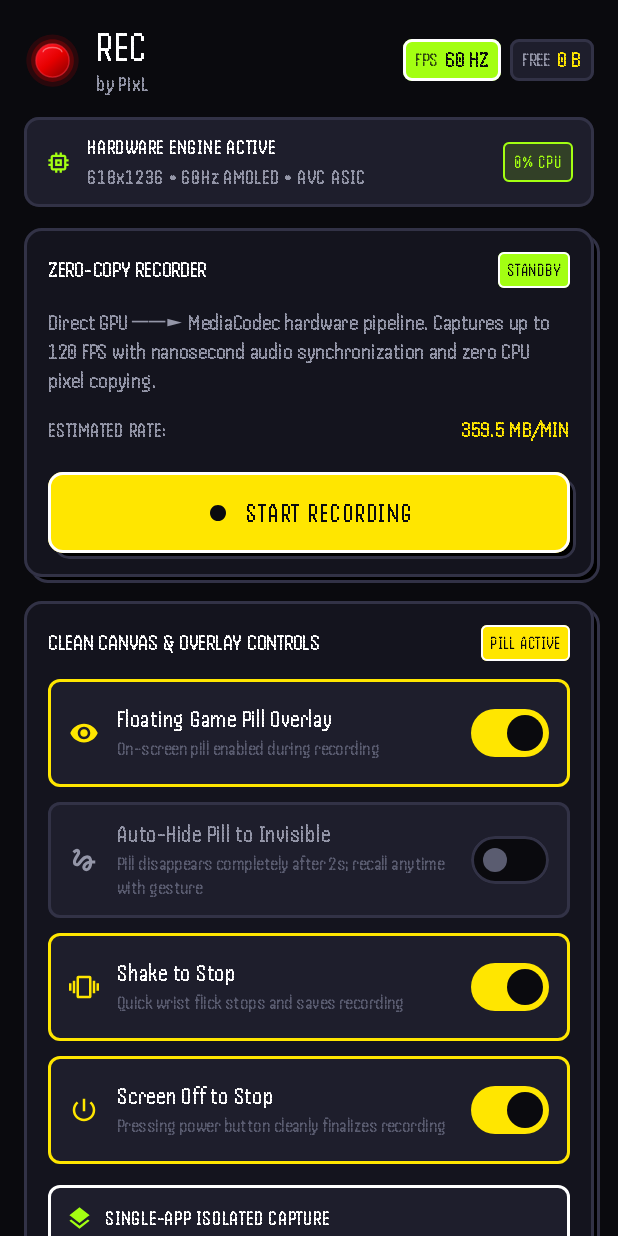
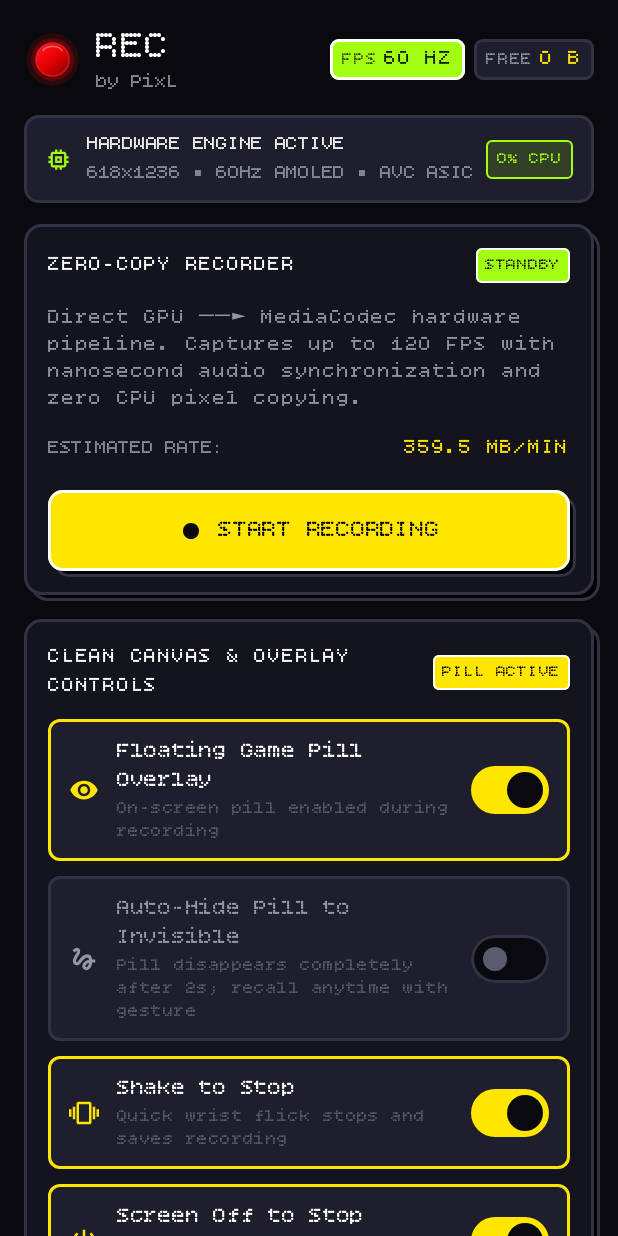
Before and after one commit to pixlofficial/rec, an Android app built with Jetpack Compose: the screen it shows after launch (MainActivity), on a phone screen of 412 x 824 dp. Run offline under Robolectric (Android 15) with nearby library versions, the light colour scheme and no system bars.

Commit message:
feat(typography): apply Bitcount Single dot-matrix font across the entire app

```diff
--- a/app/src/main/java/dev/pixl/recorder/ui/components/BrutalistButton.kt
+++ b/app/src/main/java/dev/pixl/recorder/ui/components/BrutalistButton.kt
@@ -131,10 +131,10 @@ fun BrutalistButton(
                 Text(
                     text = text.uppercase(),
                     color = resolvedContent,
-                    fontSize = 18.sp,
-                    fontFamily = dev.pixl.recorder.ui.theme.Handjet,
+                    fontSize = 16.sp,
+                    fontFamily = dev.pixl.recorder.ui.theme.BitcountSingle,
                     fontWeight = FontWeight.Bold,
-                    letterSpacing = 1.sp
+                    letterSpacing = 0.5.sp
                 )
             }
         }
--- a/app/src/main/java/dev/pixl/recorder/ui/components/BrutalistCard.kt
+++ b/app/src/main/java/dev/pixl/recorder/ui/components/BrutalistCard.kt
@@ -75,8 +75,8 @@ fun BrutalistCard(
                         Text(
                             text = title.uppercase(),
                             color = TextPrimary,
-                            fontSize = 15.sp,
-                            fontFamily = dev.pixl.recorder.ui.theme.Handjet,
+                            fontSize = 14.sp,
+                            fontFamily = dev.pixl.recorder.ui.theme.BitcountSingle,
                             fontWeight = FontWeight.Bold,
                             letterSpacing = 0.5.sp,
                             modifier = Modifier.weight(1f, fill = false)
@@ -93,8 +93,8 @@ fun BrutalistCard(
                             Text(
                                 text = titleTag.uppercase(),
                                 color = tagTextColor,
-                                fontSize = 12.sp,
-                                fontFamily = dev.pixl.recorder.ui.theme.Handjet,
+                                fontSize = 11.sp,
+                                fontFamily = dev.pixl.recorder.ui.theme.BitcountSingle,
                                 fontWeight = FontWeight.Bold,
                                 letterSpacing = 0.5.sp,
                                 maxLines = 1
--- a/app/src/main/java/dev/pixl/recorder/ui/components/SteppedVuMeter.kt
+++ b/app/src/main/java/dev/pixl/recorder/ui/components/SteppedVuMeter.kt
@@ -61,16 +61,16 @@ fun SteppedVuMeter(
             Text(
                 text = label.uppercase(),
                 color = TextSecondary,
-                fontSize = 13.sp,
-                fontFamily = dev.pixl.recorder.ui.theme.Handjet,
+                fontSize = 12.sp,
+                fontFamily = dev.pixl.recorder.ui.theme.BitcountSingle,
                 fontWeight = FontWeight.SemiBold,
                 letterSpacing = 0.5.sp
             )
             Text(
                 text = if (dbLevel <= -59f) "SILENT" else String.format(Locale.US, "%.1f dB", dbLevel),
                 color = if (dbLevel > -3f) HyperCrimson else if (dbLevel > -12f) CyberYellow else ToxicLime,
-                fontSize = 14.sp,
-                fontFamily = dev.pixl.recorder.ui.theme.Handjet,
+                fontSize = 13.sp,
+                fontFamily = dev.pixl.recorder.ui.theme.BitcountSingle,
                 fontWeight = FontWeight.Bold
             )
         }
--- a/app/src/main/java/dev/pixl/recorder/ui/components/TelemetryBadge.kt
+++ b/app/src/main/java/dev/pixl/recorder/ui/components/TelemetryBadge.kt
@@ -16,9 +16,9 @@ import androidx.compose.ui.graphics.Color
 import androidx.compose.ui.text.font.FontWeight
 import androidx.compose.ui.unit.dp
 import androidx.compose.ui.unit.sp
+import dev.pixl.recorder.ui.theme.BitcountSingle
 import dev.pixl.recorder.ui.theme.BorderHighlight
 import dev.pixl.recorder.ui.theme.BorderStark
-import dev.pixl.recorder.ui.theme.Handjet
 import dev.pixl.recorder.ui.theme.SurfaceElevated
 import dev.pixl.recorder.ui.theme.TextInverse
 import dev.pixl.recorder.ui.theme.ToxicLime
@@ -43,8 +43,8 @@ fun TelemetryBadge(
             Text(
                 text = label.uppercase(),
                 color = if (isHighlighted) TextInverse.copy(alpha = 0.75f) else dev.pixl.recorder.ui.theme.TextSecondary,
-                fontSize = 13.sp,
-                fontFamily = Handjet,
+                fontSize = 12.sp,
+                fontFamily = BitcountSingle,
                 fontWeight = FontWeight.SemiBold,
                 letterSpacing = 0.5.sp,
                 maxLines = 1
@@ -53,8 +53,8 @@ fun TelemetryBadge(
             Text(
                 text = value.uppercase(),
                 color = if (isHighlighted) TextInverse else accentColor,
-                fontSize = 15.sp,
-                fontFamily = Handjet,
+                fontSize = 14.sp,
+                fontFamily = BitcountSingle,
                 fontWeight = FontWeight.Bold,
                 letterSpacing = 0.5.sp,
                 maxLines = 1
--- a/app/src/main/java/dev/pixl/recorder/ui/dashboard/DashboardScreen.kt
+++ b/app/src/main/java/dev/pixl/recorder/ui/dashboard/DashboardScreen.kt
@@ -71,13 +71,12 @@ import dev.pixl.recorder.ui.components.BrutalistButtonVariant
 import dev.pixl.recorder.ui.components.BrutalistCard
 import dev.pixl.recorder.ui.components.SteppedVuMeter
 import dev.pixl.recorder.ui.components.TelemetryBadge
+import dev.pixl.recorder.ui.theme.BitcountSingle
 import dev.pixl.recorder.ui.theme.BorderHighlight
 import dev.pixl.recorder.ui.theme.BorderStark
 import dev.pixl.recorder.ui.theme.CyberYellow
-import dev.pixl.recorder.ui.theme.Handjet
 import dev.pixl.recorder.ui.theme.HyperCrimson
 import dev.pixl.recorder.ui.theme.HyperCyan
-import dev.pixl.recorder.ui.theme.LexendTera
 import dev.pixl.recorder.ui.theme.ObsidianCanvas
 import dev.pixl.recorder.ui.theme.SurfaceElevated
 import dev.pixl.recorder.ui.theme.TextInverse
@@ -186,18 +185,18 @@ private fun HeaderBar(uiState: DashboardUiState) {
                 Text(
                     text = "REC",
                     color = Color.White,
-                    fontSize = 28.sp,
-                    lineHeight = 28.sp,
-                    fontFamily = Handjet,
+                    fontSize = 26.sp,
+                    lineHeight = 26.sp,
+                    fontFamily = BitcountSingle,
                     fontWeight = FontWeight.Bold,
                     letterSpacing = 1.sp
                 )
                 Text(
                     text = "by PixL",
                     color = TextSecondary,
-                    fontSize = 14.sp,
-                    lineHeight = 16.sp,
-                    fontFamily = Handjet,
+                    fontSize = 13.sp,
+                    lineHeight = 15.sp,
+                    fontFamily = BitcountSingle,
                     fontWeight = FontWeight.Medium,
                     letterSpacing = 0.5.sp
                 )
@@ -249,16 +248,16 @@ private fun HardwareSpecsCard(uiState: DashboardUiState) {
                     Text(
                         text = "HARDWARE ENGINE ACTIVE",
                         color = TextPrimary,
-                        fontSize = 14.sp,
-                        fontFamily = Handjet,
+                        fontSize = 13.sp,
+                        fontFamily = BitcountSingle,
                         fontWeight = FontWeight.Bold
                     )
                     Text(
                         text = "${width}x${height} • ${refreshRate}Hz AMOLED • ${if (hevcHw) "HEVC ASIC" else "AVC ASIC"}",
                         color = TextSecondary,
-                        fontSize = 14.sp,
-                        fontFamily = Handjet,
-                        fontWeight = FontWeight.Medium
+                        fontSize = 13.sp,
+                        fontFamily = BitcountSingle,
+                        fontWeight = FontWeight.Normal
                     )
                 }
             }
@@ -272,8 +271,8 @@ private fun HardwareSpecsCard(uiState: DashboardUiState) {
                 Text(
                     text = "0% CPU",
                     color = ToxicLime,
-                    fontSize = 12.sp,
-                    fontFamily = Handjet,
+                    fontSize = 11.sp,
+                    fontFamily = BitcountSingle,
                     fontWeight = FontWeight.Bold
                 )
             }
@@ -332,8 +331,8 @@ private fun HeroRecordingCard(
                     Spacer(modifier = Modifier.width(12.dp))
                     Text(
                         text = StorageCalculator.formatDuration(durationMs),
-                        fontSize = 46.sp,
-                        fontFamily = Handjet,
+                        fontSize = 42.sp,
+                        fontFamily = BitcountSingle,
                         fontWeight = FontWeight.Bold,
                         color = TextPrimary,
                         letterSpacing = 1.sp
@@ -422,8 +421,8 @@ private fun HeroRecordingCard(
                 Text(
                     text = "Allocating zero-copy GraphicBuffer surface & MediaCodec...",
                     color = TextSecondary,
-                    fontFamily = Handjet,
-                    fontSize = 15.sp
+                    fontFamily = BitcountSingle,
+                    fontSize = 14.sp
                 )
             }
         }
@@ -437,16 +436,16 @@ private fun HeroRecordingCard(
                 Text(
                     text = "MP4 committed directly to Movies/PixL-REC:",
                     color = TextSecondary,
-                    fontSize = 14.sp,
-                    fontFamily = Handjet
+                    fontSize = 13.sp,
+                    fontFamily = BitcountSingle
                 )
                 Spacer(modifier = Modifier.height(6.dp))
                 Text(
                     text = "${recorderState.formattedSize} • ${StorageCalculator.formatDuration(recorderState.durationMs)}",
                     color = ToxicLime,
-                    fontFamily = Handjet,
+                    fontFamily = BitcountSingle,
                     fontWeight = FontWeight.Bold,
-                    fontSize = 20.sp
+                    fontSize = 18.sp
                 )
                 Spacer(modifier = Modifier.height(16.dp))
                 BrutalistButton(
@@ -475,9 +474,9 @@ private fun HeroRecordingCard(
                 Text(
                     text = "Direct GPU ──► MediaCodec hardware pipeline. Captures up to 120 FPS with nanosecond audio synchronization and zero CPU pixel copying.",
                     color = TextSecondary,
-                    fontFamily = Handjet,
-                    fontSize = 15.sp,
-                    lineHeight = 19.sp
+                    fontFamily = BitcountSingle,
+                    fontSize = 14.sp,
+                    lineHeight = 18.sp
                 )
 
                 Spacer(modifier = Modifier.height(14.dp))
@@ -491,15 +490,15 @@ private fun HeroRecordingCard(
                     Text(
                         text = "ESTIMATED RATE:",
                         color = TextSecondary,
-                        fontSize = 14.sp,
-                        fontFamily = Handjet,
+                        fontSize = 13.sp,
+                        fontFamily = BitcountSingle,
                         fontWeight = FontWeight.Bold
                     )
                     Text(
                         text = String.format(Locale.US, "%.1f MB/MIN", uiState.config.estimatedMbPerMinute),
                         color = CyberYellow,
-                        fontSize = 15.sp,
-                        fontFamily = Handjet,
+                        fontSize = 14.sp,
+                        fontFamily = BitcountSingle,
                         fontWeight = FontWeight.Bold
                     )
                 }
@@ -574,8 +573,8 @@ private fun OverlayAndCleanCanvasSection(
                     Text(
                         text = "RECALL GESTURE",
                         color = TextSecondary,
-                        fontSize = 13.sp,
-                        fontFamily = Handjet,
+                        fontSize = 12.sp,
+                        fontFamily = BitcountSingle,
                         fontWeight = FontWeight.Bold,
                         letterSpacing = 0.5.sp
                     )
@@ -653,8 +652,8 @@ private fun OverlayAndCleanCanvasSection(
                         Text(
                             text = "SINGLE-APP ISOLATED CAPTURE",
                             color = if (isAndroid14Plus) TextPrimary else TextMuted,
-                            fontSize = 14.sp,
-                            fontFamily = Handjet,
+                            fontSize = 13.sp,
+                            fontFamily = BitcountSingle,
                             fontWeight = FontWeight.Bold
                         )
                     }
@@ -670,8 +669,8 @@ private fun OverlayAndCleanCanvasSection(
                             Text(
                                 text = "REQUIRES ANDROID 14+",
                                 color = TextMuted,
-                                fontSize = 11.sp,
-                                fontFamily = Handjet,
+                                fontSize = 10.sp,
+                                fontFamily = BitcountSingle,
                                 fontWeight = FontWeight.Bold,
                                 maxLines = 1
                             )
@@ -686,9 +685,9 @@ private fun OverlayAndCleanCanvasSection(
                     else
                         "Android 14 (API 34+) feature that isolates target game window from overlays. On your Android 11 device, use Clean Canvas mode or Invisible Pill.",
                     color = if (isAndroid14Plus) TextSecondary else TextMuted,
-                    fontSize = 14.sp,
-                    fontFamily = Handjet,
-                    lineHeight = 17.sp
+                    fontSize = 13.sp,
+                    fontFamily = BitcountSingle,
+                    lineHeight = 16.sp
                 )
 
                 if (isAndroid14Plus) {
@@ -744,8 +743,8 @@ private fun SwitchRow(
                 Text(
                     text = title,
                     color = if (checked) TextPrimary else TextSecondary,
-                    fontSize = 16.sp,
-                    fontFamily = Handjet,
+                    fontSize = 15.sp,
+                    fontFamily = BitcountSingle,
                     fontWeight = FontWeight.Bold,
                     letterSpacing = 0.5.sp
                 )
@@ -753,10 +752,10 @@ private fun SwitchRow(
                 Text(
                     text = subtitle,
                     color = TextMuted,
-                    fontSize = 13.sp,
-                    fontFamily = Handjet,
+                    fontSize = 12.sp,
+                    fontFamily = BitcountSingle,
                     fontWeight = FontWeight.Normal,
-                    lineHeight = 16.sp,
+                    lineHeight = 15.sp,
                     letterSpacing = 0.3.sp
                 )
             }
@@ -900,8 +899,8 @@ private fun SelectableTag(
         Text(
             text = text.uppercase(),
             color = textColor,
-            fontSize = 14.sp,
-            fontFamily = Handjet,
+            fontSize = 13.sp,
+            fontFamily = BitcountSingle,
             fontWeight = FontWeight.Bold,
             letterSpacing = 0.5.sp
         )
@@ -931,8 +930,8 @@ private fun SelectableRow(
         Text(
             text = text,
             color = if (isSelected) TextPrimary else TextSecondary,
-            fontSize = 15.sp,
-            fontFamily = Handjet,
+            fontSize = 14.sp,
+            fontFamily = BitcountSingle,
             fontWeight = if (isSelected) FontWeight.Bold else FontWeight.Medium,
             letterSpacing = 0.5.sp
         )
--- a/app/src/main/java/dev/pixl/recorder/ui/overlay/FloatingPillView.kt
+++ b/app/src/main/java/dev/pixl/recorder/ui/overlay/FloatingPillView.kt
@@ -287,8 +287,8 @@ fun FloatingPillView(
                             Text(
                                 text = if (isPaused) "PAUSED" else "REC",
                                 color = accentColor,
-                                fontSize = 12.sp,
-                                fontFamily = dev.pixl.recorder.ui.theme.Handjet,
+                                fontSize = 11.sp,
+                                fontFamily = dev.pixl.recorder.ui.theme.BitcountSingle,
                                 fontWeight = FontWeight.Bold,
                                 letterSpacing = 0.5.sp
                             )
@@ -299,10 +299,10 @@ fun FloatingPillView(
                     Text(
                         text = StorageCalculator.formatDuration(currentDuration),
                         color = TextPrimary,
-                        fontSize = 18.sp,
-                        fontFamily = dev.pixl.recorder.ui.theme.Handjet,
+                        fontSize = 16.sp,
+                        fontFamily = dev.pixl.recorder.ui.theme.BitcountSingle,
                         fontWeight = FontWeight.Bold,
-                        letterSpacing = 1.sp
+                        letterSpacing = 0.5.sp
                     )
 
                     // 1. Pause / Resume Button
--- a/app/src/main/java/dev/pixl/recorder/ui/theme/Type.kt
+++ b/app/src/main/java/dev/pixl/recorder/ui/theme/Type.kt
@@ -8,7 +8,23 @@ import androidx.compose.ui.text.font.FontWeight
 import androidx.compose.ui.unit.sp
 import dev.pixl.recorder.R
 
-// Pure Cyberpunk Handjet Dot-Matrix Typography System
+// Bitcount Single Dot-Matrix Typography System
+val BitcountSingle = FontFamily(
+    Font(R.font.bitcount_single, FontWeight.Normal),
+    Font(R.font.bitcount_single, FontWeight.Medium),
+    Font(R.font.bitcount_single, FontWeight.SemiBold),
+    Font(R.font.bitcount_single, FontWeight.Bold),
+    Font(R.font.bitcount_single, FontWeight.Black)
+)
+
+val BitcountPropSingle = FontFamily(
+    Font(R.font.bitcount_prop_single, FontWeight.Normal),
+    Font(R.font.bitcount_prop_single, FontWeight.Medium),
+    Font(R.font.bitcount_prop_single, FontWeight.SemiBold),
+    Font(R.font.bitcount_prop_single, FontWeight.Bold),
+    Font(R.font.bitcount_prop_single, FontWeight.Black)
+)
+
 val Handjet = FontFamily(
     Font(R.font.handjet, FontWeight.Normal),
     Font(R.font.handjet, FontWeight.Medium),
@@ -27,90 +43,90 @@ val LexendTera = FontFamily(
 
 val BrutalistTypography = Typography(
     displayLarge = TextStyle(
-        fontFamily = Handjet,
+        fontFamily = BitcountSingle,
         fontWeight = FontWeight.Bold,
-        fontSize = 46.sp,
-        lineHeight = 48.sp,
+        fontSize = 44.sp,
+        lineHeight = 46.sp,
         letterSpacing = 1.sp,
         color = TextPrimary
     ),
     displayMedium = TextStyle(
-        fontFamily = Handjet,
+        fontFamily = BitcountSingle,
         fontWeight = FontWeight.Bold,
-        fontSize = 32.sp,
-        lineHeight = 36.sp,
+        fontSize = 30.sp,
+        lineHeight = 34.sp,
         letterSpacing = 0.5.sp,
         color = TextPrimary
     ),
     headlineLarge = TextStyle(
-        fontFamily = Handjet,
+        fontFamily = BitcountSingle,
         fontWeight = FontWeight.Bold,
-        fontSize = 24.sp,
-        lineHeight = 28.sp,
+        fontSize = 22.sp,
+        lineHeight = 26.sp,
         letterSpacing = 0.5.sp,
         color = TextPrimary
     ),
     headlineMedium = TextStyle(
-        fontFamily = Handjet,
+        fontFamily = BitcountSingle,
         fontWeight = FontWeight.Bold,
-        fontSize = 20.sp,
-        lineHeight = 24.sp,
+        fontSize = 18.sp,
+        lineHeight = 22.sp,
         letterSpacing = 0.5.sp,
         color = TextPrimary
     ),
     titleLarge = TextStyle(
-        fontFamily = Handjet,
-        fontWeight = FontWeight.Bold,
-        fontSize = 17.sp,
-        lineHeight = 21.sp,
-        letterSpacing = 0.5.sp,
-        color = TextPrimary
-    ),
-    titleMedium = TextStyle(
-        fontFamily = Handjet,
+        fontFamily = BitcountSingle,
         fontWeight = FontWeight.Bold,
         fontSize = 16.sp,
         lineHeight = 20.sp,
         letterSpacing = 0.5.sp,
         color = TextPrimary
     ),
+    titleMedium = TextStyle(
+        fontFamily = BitcountSingle,
+        fontWeight = FontWeight.Bold,
+        fontSize = 15.sp,
+        lineHeight = 19.sp,
+        letterSpacing = 0.5.sp,
+        color = TextPrimary
+    ),
     bodyLarge = TextStyle(
-        fontFamily = Handjet,
-        fontWeight = FontWeight.Medium,
-        fontSize = 16.sp,
-        lineHeight = 20.sp,
+        fontFamily = BitcountSingle,
+        fontWeight = FontWeight.Normal,
+        fontSize = 15.sp,
+        lineHeight = 19.sp,
         letterSpacing = 0.5.sp,
         color = TextPrimary
     ),
     bodyMedium = TextStyle(
-        fontFamily = Handjet,
+        fontFamily = BitcountSingle,
         fontWeight = FontWeight.Normal,
-        fontSize = 14.sp,
-        lineHeight = 18.sp,
+        fontSize = 13.sp,
+        lineHeight = 17.sp,
         letterSpacing = 0.5.sp,
         color = TextSecondary
     ),
     labelLarge = TextStyle(
-        fontFamily = Handjet,
+        fontFamily = BitcountSingle,
         fontWeight = FontWeight.Bold,
-        fontSize = 15.sp,
-        lineHeight = 18.sp,
+        fontSize = 14.sp,
+        lineHeight = 17.sp,
         letterSpacing = 1.sp,
         color = TextPrimary
     ),
     labelMedium = TextStyle(
-        fontFamily = Handjet,
+        fontFamily = BitcountSingle,
         fontWeight = FontWeight.SemiBold,
-        fontSize = 13.sp,
-        lineHeight = 16.sp,
+        fontSize = 12.sp,
+        lineHeight = 15.sp,
         letterSpacing = 0.5.sp,
         color = TextSecondary
     ),
     labelSmall = TextStyle(
-        fontFamily = Handjet,
+        fontFamily = BitcountSingle,
         fontWeight = FontWeight.Medium,
-        fontSize = 12.sp,
-        lineHeight = 15.sp,
+        fontSize = 11.sp,
+        lineHeight = 14.sp,
         letterSpacing = 0.5.sp,
         color = TextMuted
     )
```
Also changed, not shown: app/src/main/res/font/bitcount_prop_single.ttf (added), app/src/main/res/font/bitcount_single.ttf (added).
